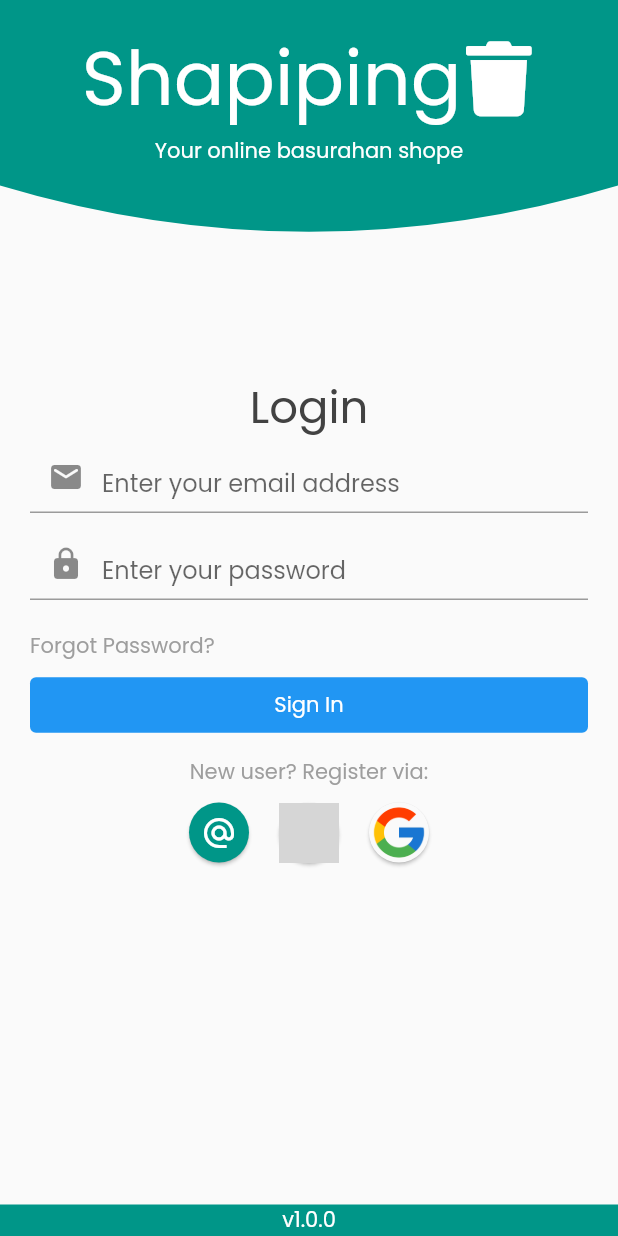
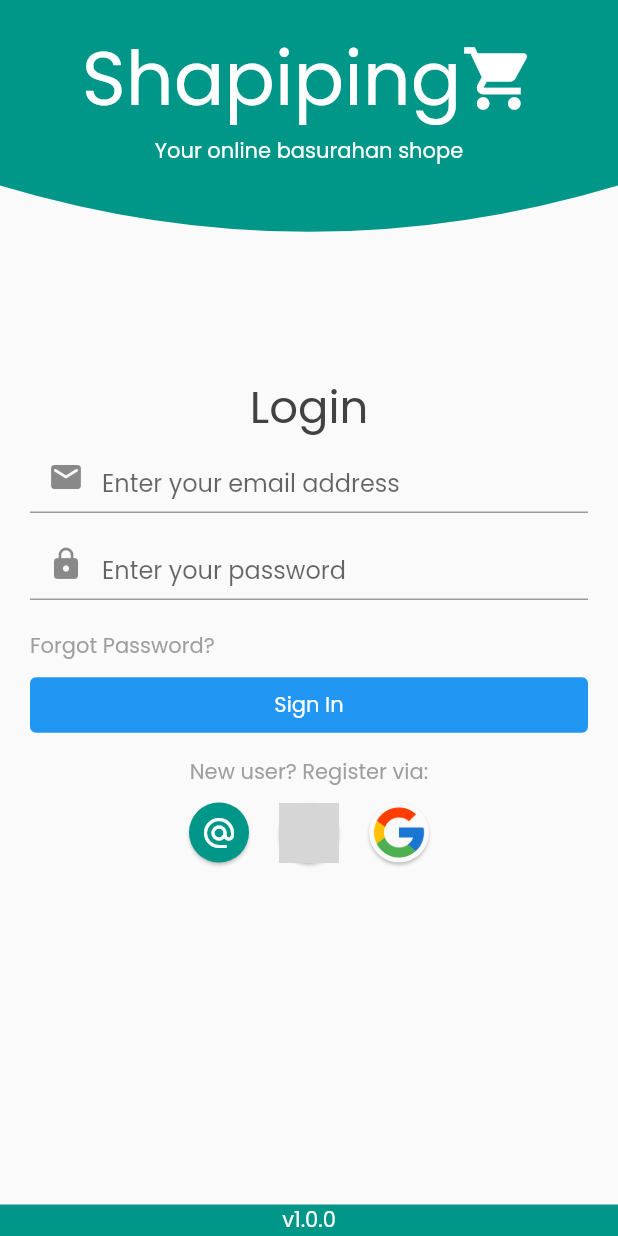
Before and after one commit to b4ltz/shapiping, a Flutter app: the screen it shows after launch, on a phone screen of 412 x 824 dp. Run offline on Flutter 3.47's test engine with Material 2 defaults, Android fonts, the light colour scheme and no system bars; our stand-ins replace firebase_auth, firebase_core, flutter_keyboard_visibility, flutter_riverpod, font_awesome_flutter; accounts and stored records are empty; grey boxes are pictures that could not be loaded.

Commit message:
change shapiping logo in login screen

```diff
--- a/lib/modules/views/login_screen.dart
+++ b/lib/modules/views/login_screen.dart
@@ -74,7 +74,7 @@ class _LoginState extends State<Login> with SingleTickerProviderStateMixin {
                               ),
                             ),
                             Icon(
-                              FontAwesomeIcons.trash,
+                              Icons.shopping_cart,
                               size: 50,
                               color: Colors.white,
                             ),
```
